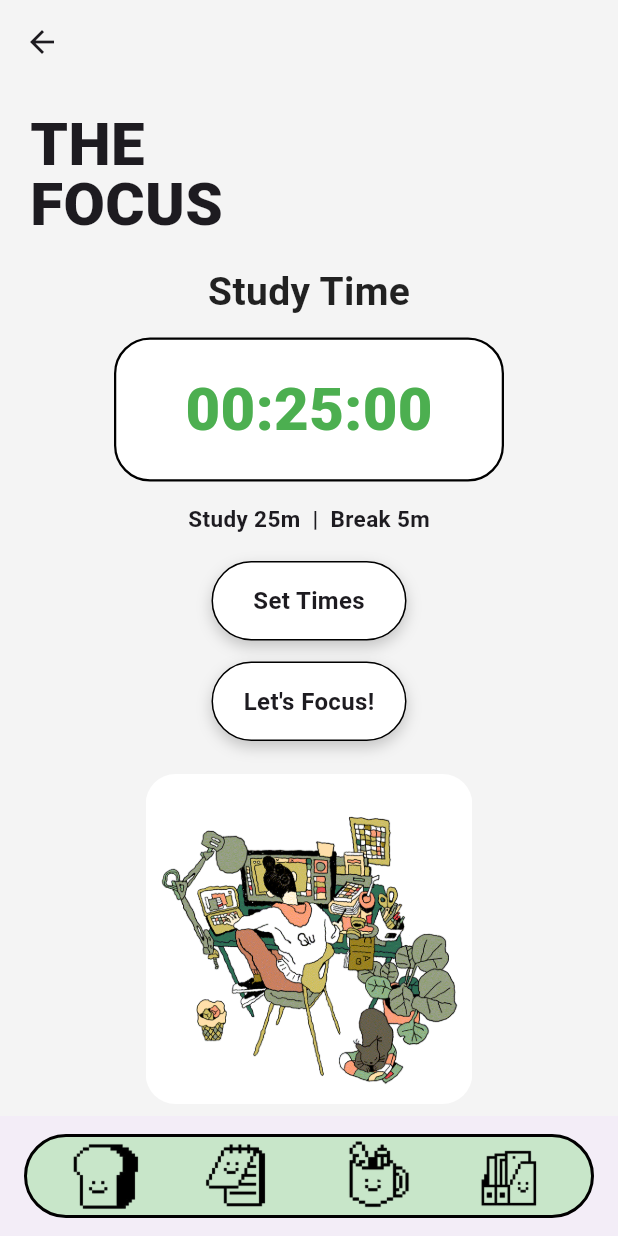
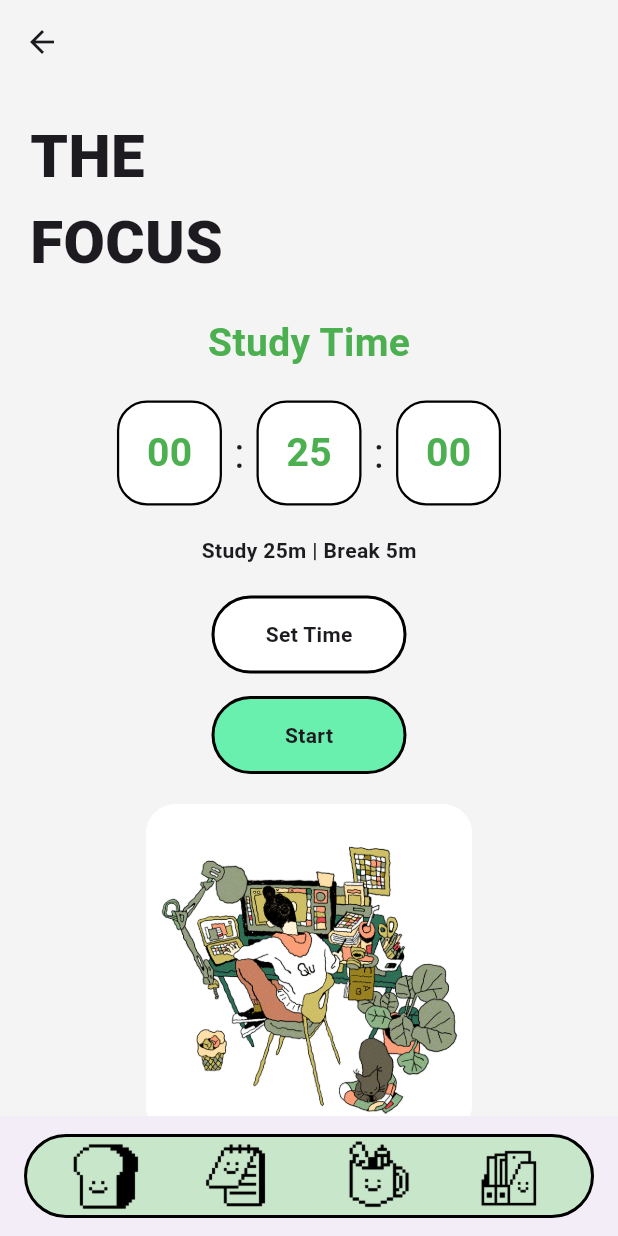
Before and after one commit to rrai23/StudyBuddy, a Flutter app: the screen it shows after launch, item 3 of the bottom bar chosen, on a phone screen of 412 x 824 dp. Run offline on Flutter 3.47's test engine with Material 3 defaults, Android fonts, the light colour scheme and no system bars; our stand-ins replace google_fonts, hive, hive_flutter, image_picker; accounts and stored records are empty.

Commit message:
Integrated focus UI with timer logic and GIF switching

```diff
--- a/studybuddy/lib/screens/focus.dart
+++ b/studybuddy/lib/screens/focus.dart
@@ -1,5 +1,4 @@
 import 'dart:async';
-
 import 'package:flutter/material.dart';
 import 'package:hive_flutter/adapters.dart';
 import 'package:intl/intl.dart';
@@ -58,15 +57,15 @@ class _FocusMainState extends State<_FocusMain> {
     breakMinutes = (focusBox.get('breakMinutes') as int?) ?? 5;
     totalStudiedSeconds = (focusBox.get('totalStudiedSeconds') as int?) ?? 0;
 
-    final List<dynamic> rawLogs = (focusBox.get('studyLogs') as List<dynamic>?) ?? [];
+    final List<dynamic> rawLogs =
+        (focusBox.get('studyLogs') as List<dynamic>?) ?? [];
+
     studyLogs = rawLogs
         .whereType<Map>()
-        .map(
-          (entry) => {
+        .map((entry) => {
               'date': entry['date']?.toString() ?? '',
               'seconds': (entry['seconds'] as int?) ?? 0,
-          },
-        )
+            })
         .toList();
 
     remainingSeconds = studyMinutes * 60;
@@ -82,16 +81,6 @@ class _FocusMainState extends State<_FocusMain> {
     await focusBox.put('studyLogs', studyLogs);
   }
 
-  String formatClock(int totalSeconds) {
-    final int hours = totalSeconds ~/ 3600;
-    final int minutes = (totalSeconds % 3600) ~/ 60;
-    final int seconds = totalSeconds % 60;
-
-    String two(int v) => v.toString().padLeft(2, '0');
-
-    return '${two(hours)}:${two(minutes)}:${two(seconds)}';
-  }
-
   String formatDuration(int totalSeconds) {
     final int hours = totalSeconds ~/ 3600;
     final int minutes = (totalSeconds % 3600) ~/ 60;
@@ -99,17 +88,14 @@ class _FocusMainState extends State<_FocusMain> {
   }
 
   Future<void> _setCustomTimes() async {
-    final TextEditingController studyController = TextEditingController(
-      text: studyMinutes.toString(),
-    );
-    final TextEditingController breakController = TextEditingController(
-      text: breakMinutes.toString(),
-    );
+    final studyController =
+        TextEditingController(text: studyMinutes.toString());
+    final breakController =
+        TextEditingController(text: breakMinutes.toString());
 
     await showDialog(
       context: context,
-      builder: (context) {
-        return AlertDialog(
+      builder: (context) => AlertDialog(
         title: const Text('Set Custom Focus Times'),
         content: Column(
           mainAxisSize: MainAxisSize.min,
@@ -117,36 +103,31 @@ class _FocusMainState extends State<_FocusMain> {
             TextField(
               controller: studyController,
               keyboardType: TextInputType.number,
-                decoration: const InputDecoration(
-                  labelText: 'Study minutes',
-                ),
+              decoration: const InputDecoration(labelText: 'Study minutes'),
             ),
             const SizedBox(height: 12),
             TextField(
               controller: breakController,
               keyboardType: TextInputType.number,
-                decoration: const InputDecoration(
-                  labelText: 'Break minutes',
-                ),
+              decoration: const InputDecoration(labelText: 'Break minutes'),
             ),
           ],
         ),
         actions: [
           TextButton(
               onPressed: () => Navigator.pop(context),
-              child: const Text('Cancel'),
-            ),
+              child: const Text('Cancel')),
           FilledButton(
             onPressed: () {
-                final int? newStudy = int.tryParse(studyController.text.trim());
-                final int? newBreak = int.tryParse(breakController.text.trim());
+              final int? newStudy =
+                  int.tryParse(studyController.text.trim());
+              final int? newBreak =
+                  int.tryParse(breakController.text.trim());
 
               if (newStudy == null ||
                   newBreak == null ||
                   newStudy <= 0 ||
-                    newBreak <= 0) {
-                  return;
-                }
+                  newBreak <= 0) return;
 
               timer?.cancel();
 
@@ -165,8 +146,7 @@ class _FocusMainState extends State<_FocusMain> {
             child: const Text('Save'),
           ),
         ],
-        );
-      },
+      ),
     );
 
     studyController.dispose();
@@ -212,9 +192,7 @@ class _FocusMainState extends State<_FocusMain> {
       }
     });
 
-    setState(() {
-      isRunning = true;
-    });
+    setState(() => isRunning = true);
   }
 
   Future<void> _handlePhaseFinished() async {
@@ -235,16 +213,12 @@ class _FocusMainState extends State<_FocusMain> {
   Future<void> stopTimer() async {
     timer?.cancel();
     await _commitCurrentStudySegment();
-
-    setState(() {
-      isRunning = false;
-    });
+    setState(() => isRunning = false);
   }
 
   Future<void> resetTimer() async {
     timer?.cancel();
     await _commitCurrentStudySegment();
-
     setState(() {
       isRunning = false;
       currentMode = FocusMode.study;
@@ -252,29 +226,43 @@ class _FocusMainState extends State<_FocusMain> {
     });
   }
 
-  Widget _buildButton(String text, VoidCallback onTap) {
+  Widget _buildTimeBox(String text) {
+    return Container(
+      height: 70,
+      width: 70,
+      decoration: BoxDecoration(
+        color: Colors.white,
+        border: Border.all(color: Colors.black, width: 1.5),
+        borderRadius: BorderRadius.circular(20),
+      ),
+      child: Center(
+        child: Text(
+          text,
+          style: const TextStyle(
+            fontSize: 26,
+            fontWeight: FontWeight.bold,
+            color: Colors.green,
+          ),
+        ),
+      ),
+    );
+  }
+
+  Widget _buildBtn(String text, VoidCallback onTap,
+      {Color color = Colors.white}) {
     return GestureDetector(
       onTap: onTap,
       child: Container(
         width: 130,
         padding: const EdgeInsets.symmetric(vertical: 14),
         decoration: BoxDecoration(
-          color: Colors.white,
+          color: color,
           borderRadius: BorderRadius.circular(30),
-          border: Border.all(color: Colors.black),
-          boxShadow: [
-            BoxShadow(
-              color: Colors.black.withValues(alpha: 0.2),
-              blurRadius: 8,
-              offset: const Offset(0, 4),
-            ),
-          ],
+          border: Border.all(color: Colors.black, width: 2),
         ),
         child: Center(
-          child: Text(
-            text,
-            style: const TextStyle(fontSize: 16, fontWeight: FontWeight.bold),
-          ),
+          child: Text(text,
+              style: const TextStyle(fontWeight: FontWeight.bold)),
         ),
       ),
     );
@@ -282,6 +270,12 @@ class _FocusMainState extends State<_FocusMain> {
 
   @override
   Widget build(BuildContext context) {
+    int hrs = remainingSeconds ~/ 3600;
+    int mins = (remainingSeconds % 3600) ~/ 60;
+    int secs = remainingSeconds % 60;
+
+    String f(int v) => v.toString().padLeft(2, '0');
+
     return Scaffold(
       backgroundColor: const Color(0xFFF4F4F4),
       appBar: AppBar(
@@ -292,126 +286,98 @@ class _FocusMainState extends State<_FocusMain> {
         child: TaskBar(),
       ),
       body: SingleChildScrollView(
-        child: Padding(
-          padding: const EdgeInsets.only(bottom: 24),
         child: Column(
-            crossAxisAlignment: CrossAxisAlignment.start,
           children: [
             const SizedBox(height: 20),
             const Padding(
               padding: EdgeInsets.symmetric(horizontal: 20),
+              child: Align(
+                alignment: Alignment.centerLeft,
                 child: Text(
-                  'THE\nFOCUS',
-                  style: TextStyle(
-                    fontSize: 40,
-                    fontWeight: FontWeight.w900,
-                    height: 1,
+                  "THE\nFOCUS",
+                  style:
+                      TextStyle(fontSize: 40, fontWeight: FontWeight.w900),
                 ),
               ),
             ),
             const SizedBox(height: 20),
-              Center(
-                child: Text(
-                  currentMode == FocusMode.study ? 'Study Time' : 'Break Time',
-                  style: const TextStyle(
+            Text(
+              currentMode == FocusMode.study
+                  ? "Study Time"
+                  : "Break Time",
+              style: TextStyle(
                 fontSize: 26,
                 fontWeight: FontWeight.bold,
-                    color: Colors.black87,
-                  ),
-                ),
-              ),
-              const SizedBox(height: 12),
-              Center(
-                child: Container(
-                  width: 260,
-                  padding: const EdgeInsets.symmetric(vertical: 18),
-                  decoration: BoxDecoration(
-                    color: Colors.white,
-                    borderRadius: BorderRadius.circular(24),
-                    border: Border.all(color: Colors.black, width: 1.5),
-                  ),
-                  child: Center(
-                    child: Text(
-                      formatClock(remainingSeconds),
-                      style: TextStyle(
-                        fontSize: 40,
-                        fontWeight: FontWeight.w900,
                 color: currentMode == FocusMode.study
                     ? Colors.green
                     : Colors.orange,
               ),
             ),
+            const SizedBox(height: 20),
+            Row(
+              mainAxisAlignment: MainAxisAlignment.center,
+              children: [
+                _buildTimeBox(f(hrs)),
+                const SizedBox(width: 8),
+                const Text(":", style: TextStyle(fontSize: 28)),
+                const SizedBox(width: 8),
+                _buildTimeBox(f(mins)),
+                const SizedBox(width: 8),
+                const Text(":", style: TextStyle(fontSize: 28)),
+                const SizedBox(width: 8),
+                _buildTimeBox(f(secs)),
+              ],
             ),
+            const SizedBox(height: 20),
+            Text(
+              "Study ${studyMinutes}m | Break ${breakMinutes}m",
+              style: const TextStyle(fontWeight: FontWeight.w600),
             ),
-              ),
-              const SizedBox(height: 14),
-              Center(
-                child: Text(
-                  'Study ${studyMinutes}m  |  Break ${breakMinutes}m',
-                  style: const TextStyle(fontSize: 15, fontWeight: FontWeight.w600),
-                ),
-              ),
-              const SizedBox(height: 18),
-              Center(
-                child: _buildButton('Set Times', _setCustomTimes),
-              ),
-              const SizedBox(height: 14),
-              Center(
-                child: isRunning
+            const SizedBox(height: 20),
+            _buildBtn("Set Time", _setCustomTimes),
+            const SizedBox(height: 15),
+            isRunning
                 ? Row(
                     mainAxisAlignment: MainAxisAlignment.center,
                     children: [
-                          _buildButton('Stop', () {
-                            stopTimer();
-                          }),
+                      _buildBtn("Stop", () => stopTimer()),
                       const SizedBox(width: 12),
-                          _buildButton('Reset', () {
-                            resetTimer();
-                          }),
+                      _buildBtn("Reset", () => resetTimer()),
                     ],
                   )
-                    : _buildButton('Let\'s Focus!', () {
-                        startTimer();
-                      }),
-              ),
-              const SizedBox(height: 22),
-              Center(
-                child: Container(
-                  height: 220,
-                  padding: const EdgeInsets.symmetric(horizontal: 20),
-                  child: ClipRRect(
+                : _buildBtn("Start", startTimer,
+                    color: Colors.greenAccent),
+            const SizedBox(height: 20),
+            ClipRRect(
               borderRadius: BorderRadius.circular(20),
               child: Image.asset(
-                      'lib/assets/animation.gif',
-                      fit: BoxFit.contain,
+                currentMode == FocusMode.study
+                    ? 'lib/assets/animation.gif'
+                    : 'lib/assets/break.gif',
+                height: 220,
               ),
             ),
-                ),
-              ),
-              const SizedBox(height: 24),
-              Center(
-                child: Text(
-                  'Total Studied: ${formatDuration(totalStudiedSeconds)}',
+            const SizedBox(height: 20),
+            Text(
+              "Total Studied: ${formatDuration(totalStudiedSeconds)}",
               style: const TextStyle(
-                    fontSize: 18,
-                    fontWeight: FontWeight.bold,
-                  ),
-                ),
+                  fontSize: 18, fontWeight: FontWeight.bold),
             ),
             const SizedBox(height: 20),
             const Padding(
               padding: EdgeInsets.symmetric(horizontal: 20),
+              child: Align(
+                alignment: Alignment.centerLeft,
                 child: Text(
-                  'Study Log',
-                  style: TextStyle(fontSize: 20, fontWeight: FontWeight.w900),
+                  "Study Log",
+                  style:
+                      TextStyle(fontSize: 20, fontWeight: FontWeight.w900),
                 ),
               ),
-              const SizedBox(height: 12),
+            ),
+            const SizedBox(height: 10),
             if (studyLogs.isEmpty)
-                const Padding(
-                  padding: EdgeInsets.symmetric(horizontal: 20),
-                  child: Text('No study time logged yet.'),
-                )
+              const Text("No study time logged yet.")
             else
               ListView.builder(
                 shrinkWrap: true,
@@ -420,28 +386,23 @@ class _FocusMainState extends State<_FocusMain> {
                 itemBuilder: (context, index) {
                   final log = studyLogs[index];
                   return Padding(
-                      padding: const EdgeInsets.symmetric(
-                        horizontal: 20,
-                        vertical: 6,
-                      ),
+                    padding:
+                        const EdgeInsets.symmetric(horizontal: 20, vertical: 6),
                     child: Container(
-                        padding: const EdgeInsets.symmetric(
-                          horizontal: 14,
-                          vertical: 12,
-                        ),
+                      padding: const EdgeInsets.all(12),
                       decoration: BoxDecoration(
                         color: Colors.white,
                         borderRadius: BorderRadius.circular(14),
-                          border: Border.all(color: Colors.black12),
                       ),
                       child: Row(
-                          mainAxisAlignment: MainAxisAlignment.spaceBetween,
+                        mainAxisAlignment:
+                            MainAxisAlignment.spaceBetween,
                         children: [
-                            Text(log['date'] as String),
+                          Text(log['date']),
                           Text(
-                              formatDuration(log['seconds'] as int),
-                              style:
-                                  const TextStyle(fontWeight: FontWeight.bold),
+                            formatDuration(log['seconds']),
+                            style: const TextStyle(
+                                fontWeight: FontWeight.bold),
                           ),
                         ],
                       ),
@@ -452,7 +413,6 @@ class _FocusMainState extends State<_FocusMain> {
           ],
         ),
       ),
-      ),
     );
   }
 }
--- a/studybuddy/pubspec.yaml
+++ b/studybuddy/pubspec.yaml
@@ -29,5 +29,6 @@ flutter:
   assets:
     - lib/assets/
     - lib/assets/animation.gif
+    - lib/assets/break.gif
 
   uses-material-design: true
```
Also changed, not shown: studybuddy/lib/assets/break.gif (added), studybuddy/pubspec.lock. Lines whose indentation alone changed are shown as unchanged.
